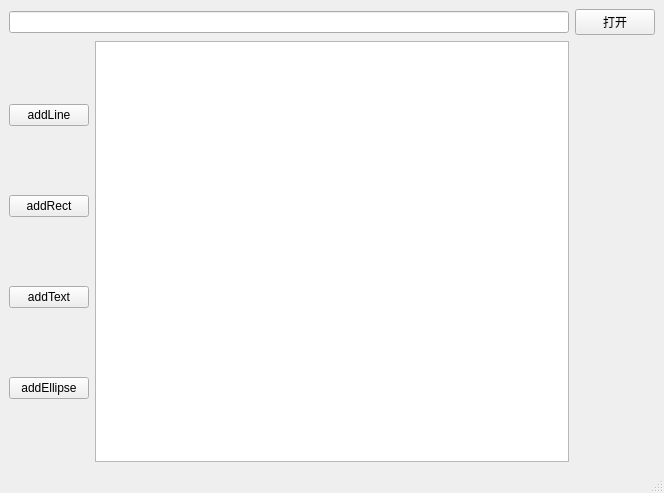
Qt form pyqt/pyqt显示图片/form1.ui (102757017/basic) before a commit.
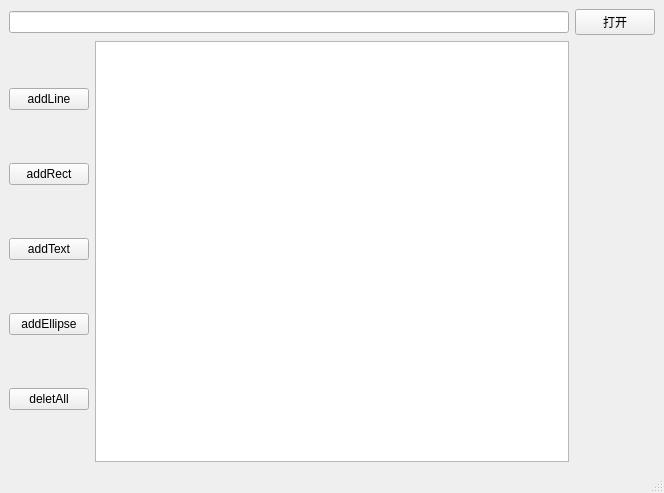
The same form after that commit.

Commit message: 改用动态添加图形 Signed-off-by: 102757017 <sdf63fg@yeah.net>

The edit to the form file:
```diff
--- a/pyqt/pyqt显示图片/form1.ui
+++ b/pyqt/pyqt显示图片/form1.ui
@@ -57,6 +57,13 @@
           </property>
          </widget>
         </item>
+        <item>
+         <widget class="QPushButton" name="pushButton_6">
+          <property name="text">
+           <string>deletAll</string>
+          </property>
+         </widget>
+        </item>
        </layout>
       </item>
       <item>
```
The commit also changes 1 other file.
